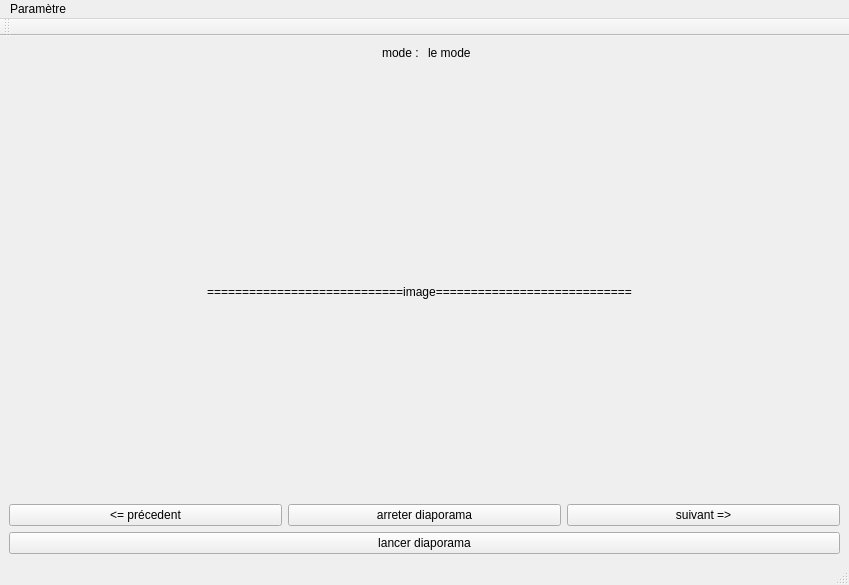
Old version of the form lecteurDiaporama/lecteurVue.ui in the repository timouchee/SAE-S.01.
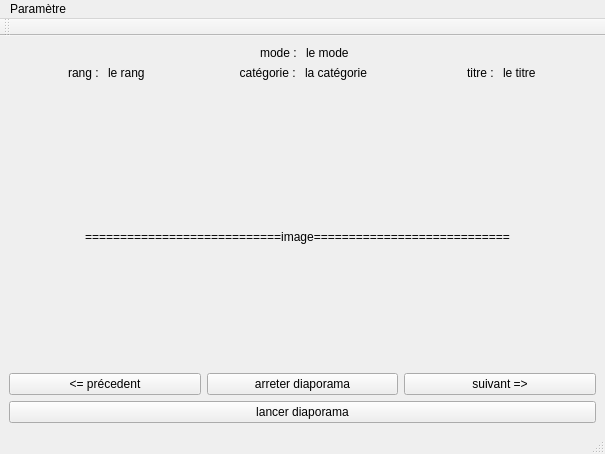
New version of the form.

Commit message: tentative de faire marcher le afficher

```diff
--- a/lecteurDiaporama/lecteurVue.ui
+++ b/lecteurDiaporama/lecteurVue.ui
@@ -6,8 +6,8 @@
    <rect>
     <x>0</x>
     <y>0</y>
-    <width>849</width>
-    <height>585</height>
+    <width>605</width>
+    <height>454</height>
    </rect>
   </property>
   <property name="sizePolicy">
@@ -69,6 +69,61 @@
       </item>
      </layout>
     </item>
+    <item>
+     <layout class="QHBoxLayout" name="horizontalLayout_3">
+      <item>
+       <widget class="QLabel" name="label_5">
+        <property name="text">
+         <string>rang : </string>
+        </property>
+        <property name="alignment">
+         <set>Qt::AlignRight|Qt::AlignTrailing|Qt::AlignVCenter</set>
+        </property>
+       </widget>
+      </item>
+      <item>
+       <widget class="QLabel" name="label_6">
+        <property name="text">
+         <string>le rang </string>
+        </property>
+       </widget>
+      </item>
+      <item>
+       <widget class="QLabel" name="label_10">
+        <property name="text">
+         <string>catégorie : </string>
+        </property>
+        <property name="alignment">
+         <set>Qt::AlignRight|Qt::AlignTrailing|Qt::AlignVCenter</set>
+        </property>
+       </widget>
+      </item>
+      <item>
+       <widget class="QLabel" name="label_9">
+        <property name="text">
+         <string>la catégorie</string>
+        </property>
+       </widget>
+      </item>
+      <item>
+       <widget class="QLabel" name="label_8">
+        <property name="text">
+         <string>titre : </string>
+        </property>
+        <property name="alignment">
+         <set>Qt::AlignRight|Qt::AlignTrailing|Qt::AlignVCenter</set>
+        </property>
+       </widget>
+      </item>
+      <item>
+       <widget class="QLabel" name="label_7">
+        <property name="text">
+         <string>le titre</string>
+        </property>
+       </widget>
+      </item>
+     </layout>
+    </item>
     <item>
      <layout class="QGridLayout" name="gridLayout">
       <item row="0" column="0">
@@ -188,7 +243,7 @@
     <rect>
      <x>0</x>
      <y>0</y>
-     <width>849</width>
+     <width>605</width>
      <height>22</height>
     </rect>
    </property>
```
Left out of the diff: 32 changed lines with no effect on the pictures. The commit also changes 2 other files.
